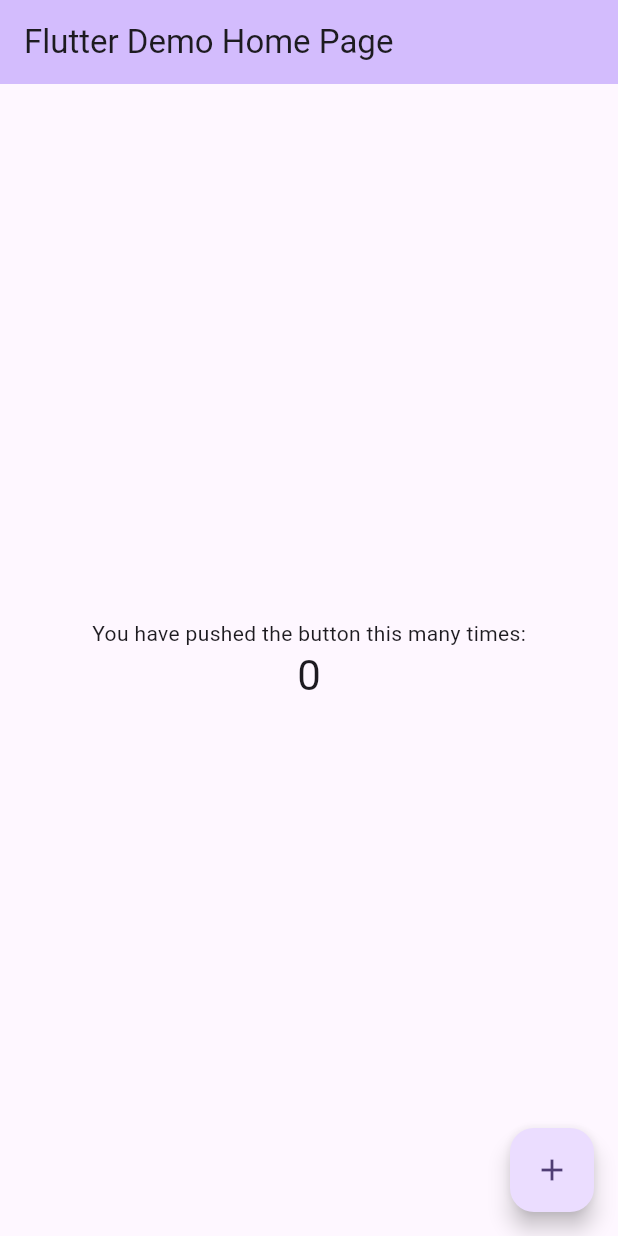
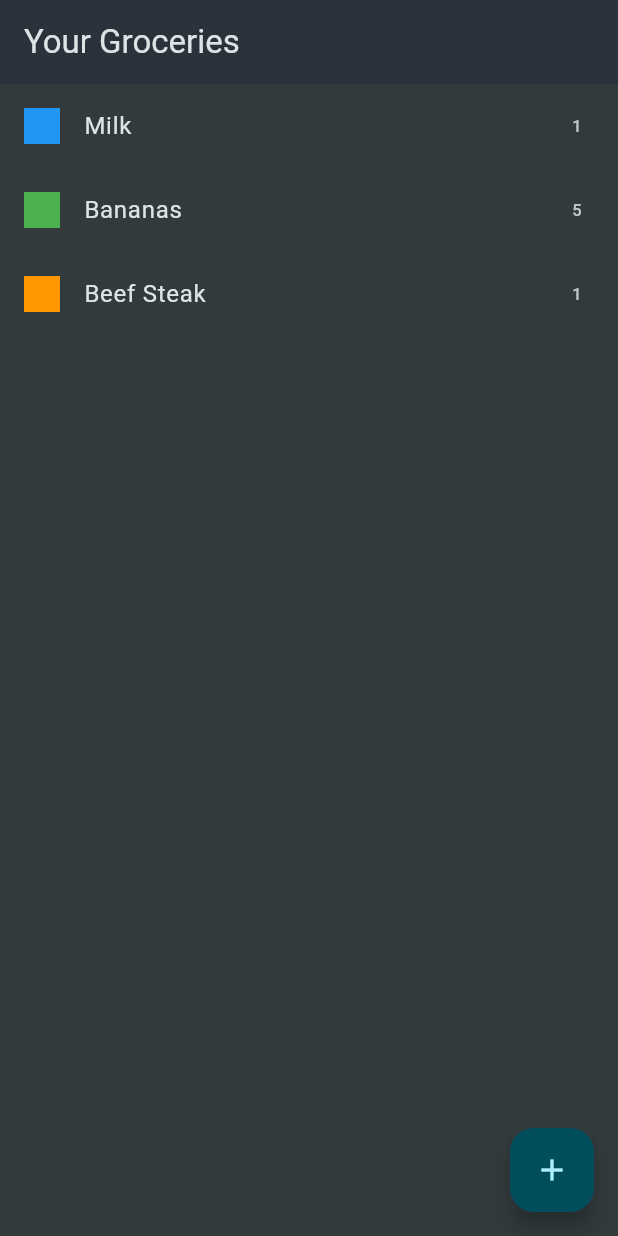
Before and after one commit to ravikazaha/shopping-list, a Flutter app: the screen it shows after launch, on a phone screen of 412 x 824 dp. Run offline on Flutter 3.47's test engine with Material 3 defaults, Android fonts, the phone set to English and light mode, and no system bars.

Commit message:
add list item and new item screen

```diff
--- a/lib/main.dart
+++ b/lib/main.dart
@@ -1,122 +1,55 @@
 import 'package:flutter/material.dart';
+import 'package:shopping_list/widgets/grocery_lists.dart';
+import 'package:shopping_list/models/grocery.dart';
+import 'package:shopping_list/widgets/new_item.dart';
+
+final theme = ThemeData.dark().copyWith(
+  useMaterial3: true,
+  colorScheme: ColorScheme.fromSeed(seedColor: const Color.fromARGB(255, 147, 229, 250),brightness: Brightness.dark, surface: const Color.fromARGB(255, 42, 51, 59)), scaffoldBackgroundColor: const Color.fromARGB(255, 50, 58, 60)
+);
 
 void main() {
-  runApp(const MyApp());
+  runApp(MyApp());
 }
 
 class MyApp extends StatelessWidget {
-  const MyApp({super.key});
+  final List<Grocery> groceries;
+
+  MyApp({super.key})
+    : groceries = [
+        Grocery(1,"Milk", 1, Colors.blue),
+        Grocery(2,"Bananas", 5, Colors.green),
+        Grocery(3,"Beef Steak", 1, Colors.orange),
+      ];
 
   // This widget is the root of your application.
   @override
   Widget build(BuildContext context) {
     return MaterialApp(
-      title: 'Flutter Demo',
-      theme: ThemeData(
-        // This is the theme of your application.
-        //
-        // TRY THIS: Try running your application with "flutter run". You'll see
-        // the application has a purple toolbar. Then, without quitting the app,
-        // try changing the seedColor in the colorScheme below to Colors.green
-        // and then invoke "hot reload" (save your changes or press the "hot
-        // reload" button in a Flutter-supported IDE, or press "r" if you used
-        // the command line to start the app).
-        //
-        // Notice that the counter didn't reset back to zero; the application
-        // state is not lost during the reload. To reset the state, use hot
-        // restart instead.
-        //
-        // This works for code too, not just values: Most code changes can be
-        // tested with just a hot reload.
-        colorScheme: ColorScheme.fromSeed(seedColor: Colors.deepPurple),
-      ),
-      home: const MyHomePage(title: 'Flutter Demo Home Page'),
+      title: 'Shopping List',
+      theme: theme,
+      home: MyHomePage(groceries: groceries),
     );
   }
 }
 
-class MyHomePage extends StatefulWidget {
-  const MyHomePage({super.key, required this.title});
+class MyHomePage extends StatelessWidget {
+  final List<Grocery> groceries;
 
-  // This widget is the home page of your application. It is stateful, meaning
-  // that it has a State object (defined below) that contains fields that affect
-  // how it looks.
+  const MyHomePage({required this.groceries, super.key});
 
-  // This class is the configuration for the state. It holds the values (in this
-  // case the title) provided by the parent (in this case the App widget) and
-  // used by the build method of the State. Fields in a Widget subclass are
-  // always marked "final".
-
-  final String title;
-
-  @override
-  State<MyHomePage> createState() => _MyHomePageState();
-}
-
-class _MyHomePageState extends State<MyHomePage> {
-  int _counter = 0;
-
-  void _incrementCounter() {
-    setState(() {
-      // This call to setState tells the Flutter framework that something has
-      // changed in this State, which causes it to rerun the build method below
-      // so that the display can reflect the updated values. If we changed
-      // _counter without calling setState(), then the build method would not be
-      // called again, and so nothing would appear to happen.
-      _counter++;
-    });
+  _newItemHandler(BuildContext context) {
+    Navigator.of(context).push(MaterialPageRoute(builder: (ctx) => NewItem()));
   }
 
   @override
   Widget build(BuildContext context) {
-    // This method is rerun every time setState is called, for instance as done
-    // by the _incrementCounter method above.
-    //
-    // The Flutter framework has been optimized to make rerunning build methods
-    // fast, so that you can just rebuild anything that needs updating rather
-    // than having to individually change instances of widgets.
     return Scaffold(
-      appBar: AppBar(
-        // TRY THIS: Try changing the color here to a specific color (to
-        // Colors.amber, perhaps?) and trigger a hot reload to see the AppBar
-        // change color while the other colors stay the same.
-        backgroundColor: Theme.of(context).colorScheme.inversePrimary,
-        // Here we take the value from the MyHomePage object that was created by
-        // the App.build method, and use it to set our appbar title.
-        title: Text(widget.title),
-      ),
-      body: Center(
-        // Center is a layout widget. It takes a single child and positions it
-        // in the middle of the parent.
-        child: Column(
-          // Column is also a layout widget. It takes a list of children and
-          // arranges them vertically. By default, it sizes itself to fit its
-          // children horizontally, and tries to be as tall as its parent.
-          //
-          // Column has various properties to control how it sizes itself and
-          // how it positions its children. Here we use mainAxisAlignment to
-          // center the children vertically; the main axis here is the vertical
-          // axis because Columns are vertical (the cross axis would be
-          // horizontal).
-          //
-          // TRY THIS: Invoke "debug painting" (choose the "Toggle Debug Paint"
-          // action in the IDE, or press "p" in the console), to see the
-          // wireframe for each widget.
-          mainAxisAlignment: MainAxisAlignment.center,
-          children: <Widget>[
-            const Text('You have pushed the button this many times:'),
-            Text(
-              '$_counter',
-              style: Theme.of(context).textTheme.headlineMedium,
-            ),
-          ],
-        ),
-      ),
-      floatingActionButton: FloatingActionButton(
-        onPressed: _incrementCounter,
-        tooltip: 'Increment',
-        child: const Icon(Icons.add),
-      ), // This trailing comma makes auto-formatting nicer for build methods.
+      appBar: AppBar(title: Text("Your Groceries")),
+      body: GroceryLists(groceries: groceries,),
+      floatingActionButton: FloatingActionButton(onPressed: () {
+        _newItemHandler(context);
+      }, child: Icon(Icons.add),),
     );
   }
 }
--- /dev/null
+++ b/lib/models/grocery.dart
@@ -0,0 +1,18 @@
+import 'package:flutter/animation.dart';
+
+class Grocery {
+  final int id;
+  final String product;
+  final int quantity;
+  final Color color;
+
+  Grocery(this.id, this.product, this.quantity, this.color);
+
+  int get quantityValue {
+    return quantity;
+  }
+
+  String get productName {
+    return product;
+  }
+}
--- /dev/null
+++ b/lib/widgets/grocery_lists.dart
@@ -0,0 +1,25 @@
+import 'package:flutter/material.dart';
+import 'package:shopping_list/models/grocery.dart';
+
+class GroceryLists extends StatelessWidget {
+  final List<Grocery> groceries;
+
+  const GroceryLists({super.key, required this.groceries});
+
+  @override
+  Widget build(BuildContext context) {
+    return ListView.builder(
+      itemCount: groceries.length,
+      itemBuilder:
+          (ctx, index) => ListTile(
+            title: Text(groceries[index].product),
+            leading: Container(
+              width: 24,
+              height: 24,
+              color: groceries[index].color,
+            ),
+            trailing: Text(groceries[index].quantity.toString()),
+          ),
+    );
+  }
+}
```
Also changed, not shown: lib/widgets/new_item.dart (added, +20 -0 lines), 1 other file.
